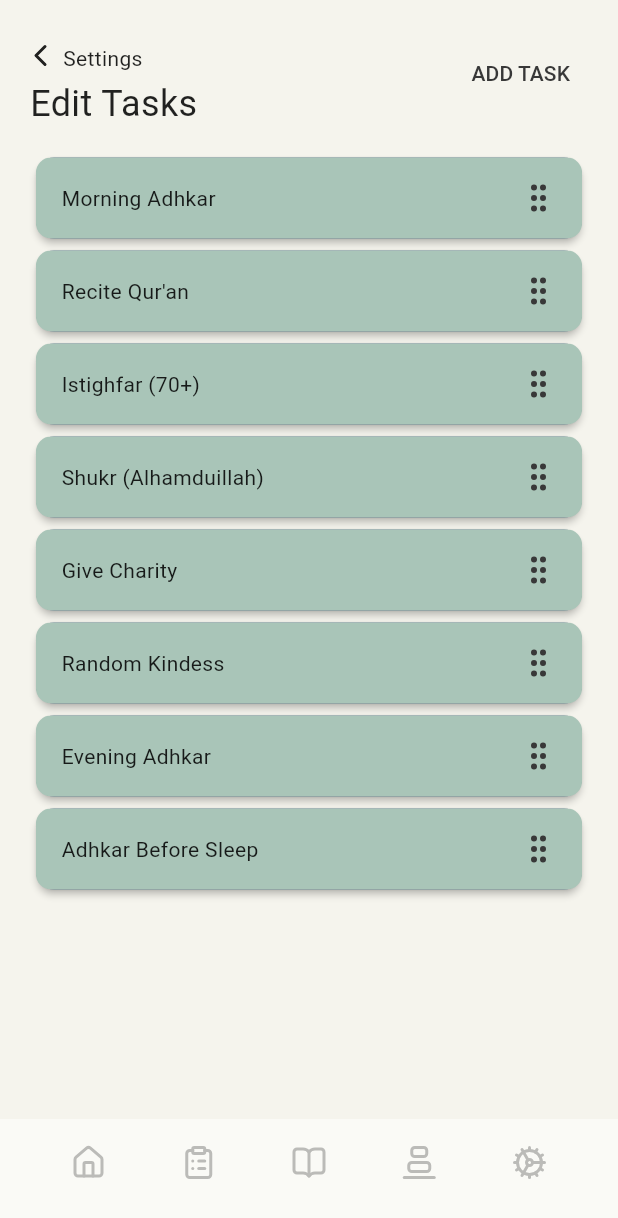
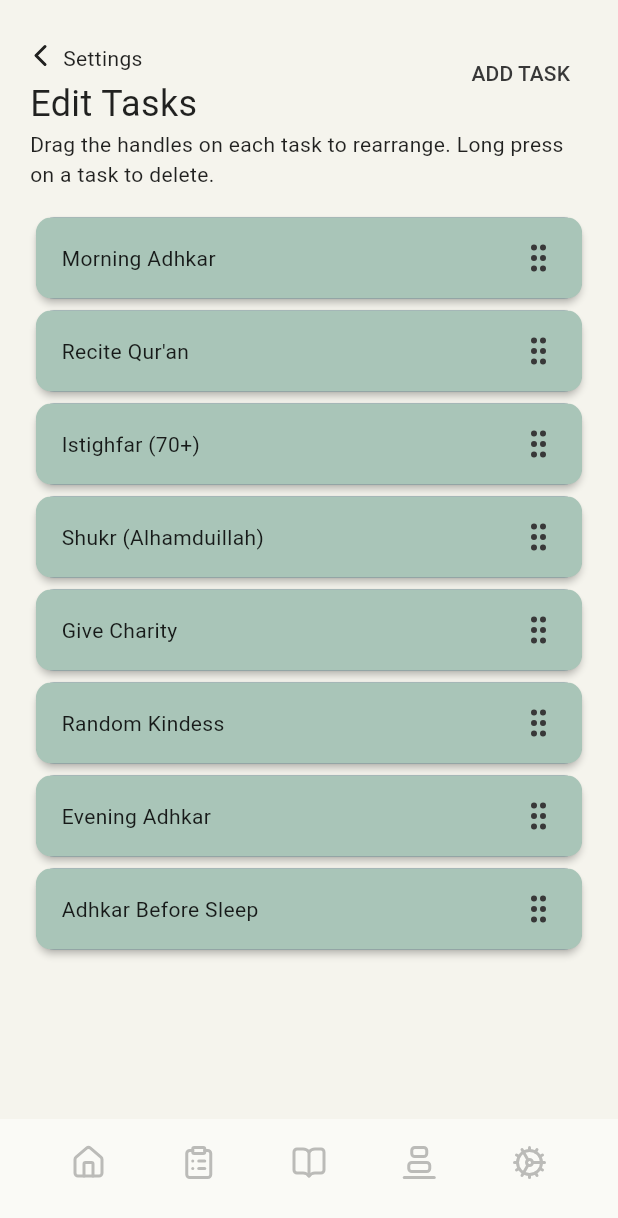
Before and after one commit to hkamran80/ramadan-taskminder, a Flutter app: the SettingsTasksScreen screen opened by its route, on a phone screen of 412 x 824 dp. Shown: the top 1218 px of the screen. Run offline on Flutter 3.47's test engine with Material 2 defaults, Android fonts, the phone set to English and light mode, and no system bars; our stand-ins replace go_router, google_fonts, hijri, hive_flutter, lucide_icons, package_info_plus and 1 more; accounts and stored records are empty; Roboto replaces fonts that are missing (Numans).

Commit message:
Add hint text

```diff
--- a/lib/screens/settings_tasks.dart
+++ b/lib/screens/settings_tasks.dart
@@ -118,6 +118,7 @@ class _SettingsTasksScreenState extends State<SettingsTasksScreen> {
                           header: appName,
                           title: "Edit Tasks",
                           priorPathName: "Settings",
+                          hintText: "Drag the handles on each task to rearrange. Long press on a task to delete.",
                           rightAlign: TextButton(
                             onPressed: () => showModalBottomSheet(
                               context: context,
```
